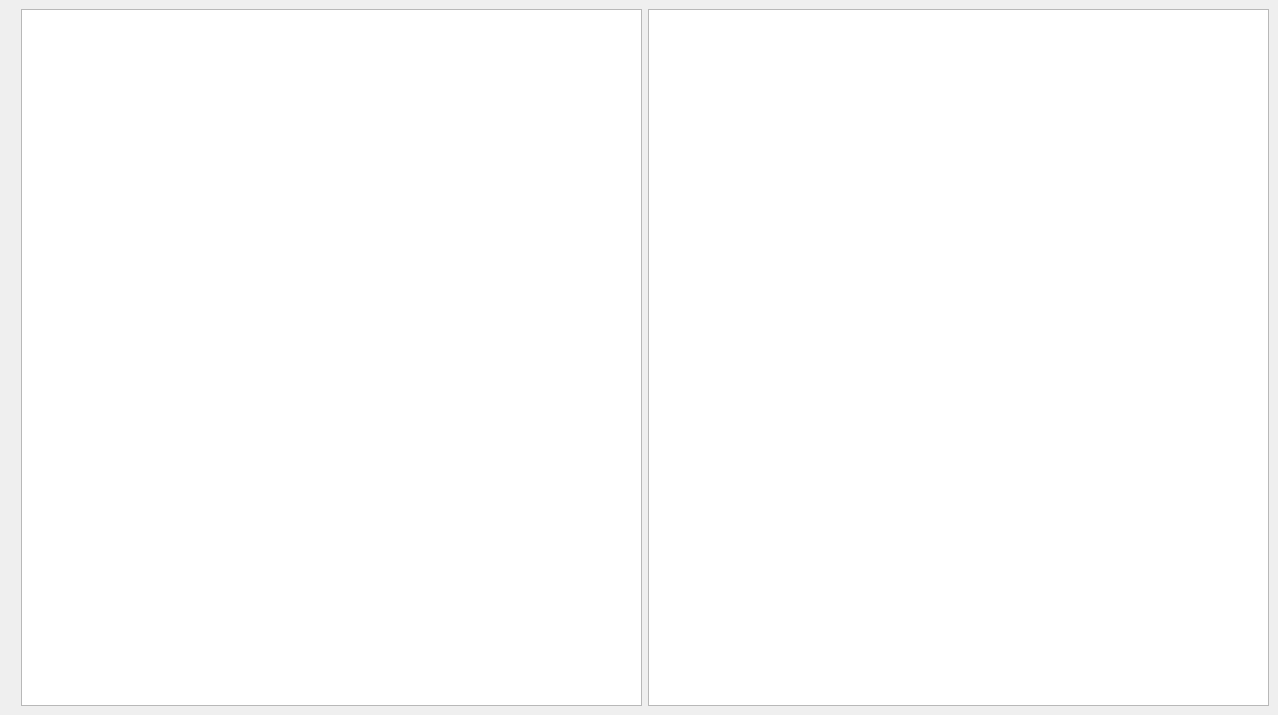
Igor-Plowens/Projekt-KCK-2026-Stary-Ob-z, file OknoProgramu.ui: the form before one commit.
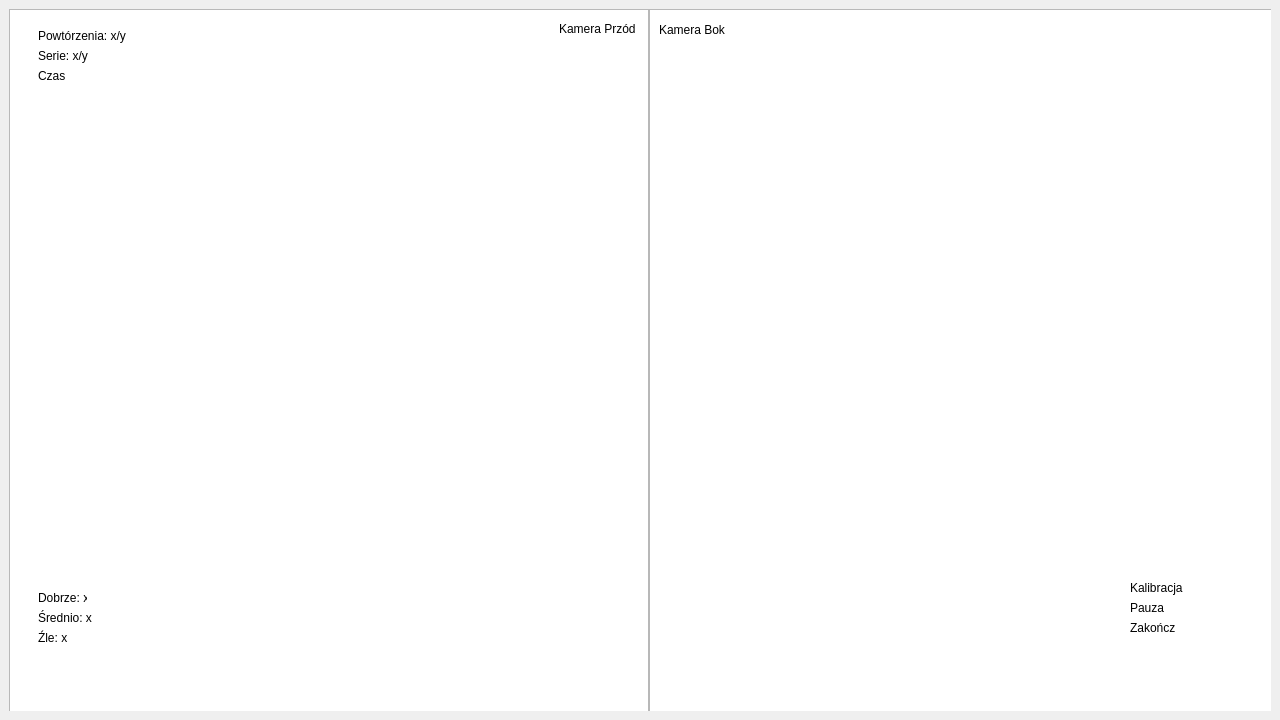
The form after the commit.

Commit message: ui ze statystykami

Diff of the .ui file:
```diff
--- a/OknoProgramu.ui
+++ b/OknoProgramu.ui
@@ -6,8 +6,8 @@
    <rect>
     <x>0</x>
     <y>0</y>
-    <width>1278</width>
-    <height>715</height>
+    <width>1280</width>
+    <height>720</height>
    </rect>
   </property>
   <property name="sizePolicy">
@@ -26,24 +26,76 @@
      <verstretch>0</verstretch>
     </sizepolicy>
    </property>
-   <layout class="QVBoxLayout" name="verticalLayout">
+   <layout class="QHBoxLayout" name="horizontalLayout">
     <item>
-     <layout class="QHBoxLayout" name="horizontalLayout">
-      <item>
-       <widget class="QWidget" name="overlay" native="true"/>
-      </item>
-      <item>
-       <widget class="QFrame" name="frameStatsTL">
-        <property name="enabled">
-         <bool>true</bool>
+     <widget class="QWidget" name="cameraWidget" native="true">
+      <property name="sizePolicy">
+       <sizepolicy hsizetype="Expanding" vsizetype="Expanding">
+        <horstretch>0</horstretch>
+        <verstretch>0</verstretch>
+       </sizepolicy>
+      </property>
+      <property name="maximumSize">
+       <size>
+        <width>1262</width>
+        <height>702</height>
+       </size>
+      </property>
+      <widget class="QGraphicsView" name="KameraLewa">
+       <property name="enabled">
+        <bool>true</bool>
+       </property>
+       <property name="geometry">
+        <rect>
+         <x>0</x>
+         <y>0</y>
+         <width>640</width>
+         <height>720</height>
+        </rect>
+       </property>
+      </widget>
+      <widget class="QGraphicsView" name="KameraPrawa">
+       <property name="geometry">
+        <rect>
+         <x>640</x>
+         <y>0</y>
+         <width>640</width>
+         <height>720</height>
+        </rect>
+       </property>
+      </widget>
+      <widget class="QWidget" name="overlay" native="true">
+       <property name="geometry">
+        <rect>
+         <x>10</x>
+         <y>0</y>
+         <width>1241</width>
+         <height>681</height>
+        </rect>
+       </property>
+       <property name="sizePolicy">
+        <sizepolicy hsizetype="Expanding" vsizetype="Expanding">
+         <horstretch>0</horstretch>
+         <verstretch>0</verstretch>
+        </sizepolicy>
+       </property>
+       <property name="maximumSize">
+        <size>
+         <width>1241</width>
+         <height>681</height>
+        </size>
+       </property>
+       <widget class="QFrame" name="frame_5">
+        <property name="geometry">
+         <rect>
+          <x>510</x>
+          <y>230</y>
+          <width>241</width>
+          <height>121</height>
+         </rect>
         </property>
         <property name="styleSheet">
-         <string notr="true">QFrame {
-    background-color: rgba(0, 0, 0, 120);
-    color: white;
-    border-radius: 10px;
-    padding: 8px;
-}</string>
+         <string notr="true">background-color: transparent;</string>
         </property>
         <property name="frameShape">
          <enum>QFrame::Shape::StyledPanel</enum>
@@ -52,14 +104,209 @@
          <enum>QFrame::Shadow::Raised</enum>
         </property>
        </widget>
-      </item>
-      <item>
-       <widget class="QGraphicsView" name="graphicsView"/>
-      </item>
-      <item>
-       <widget class="QGraphicsView" name="graphicsView_2"/>
-      </item>
-     </layout>
+       <widget class="QFrame" name="frame_34">
+        <property name="geometry">
+         <rect>
+          <x>9</x>
+          <y>571</y>
+          <width>121</width>
+          <height>101</height>
+         </rect>
+        </property>
+        <property name="styleSheet">
+         <string notr="true">background-color: transparent;</string>
+        </property>
+        <property name="frameShape">
+         <enum>QFrame::Shape::StyledPanel</enum>
+        </property>
+        <property name="frameShadow">
+         <enum>QFrame::Shadow::Raised</enum>
+        </property>
+        <widget class="QLabel" name="label">
+         <property name="geometry">
+          <rect>
+           <x>10</x>
+           <y>10</y>
+           <width>49</width>
+           <height>16</height>
+          </rect>
+         </property>
+         <property name="text">
+          <string>Dobrze: x</string>
+         </property>
+        </widget>
+        <widget class="QLabel" name="label_3">
+         <property name="geometry">
+          <rect>
+           <x>10</x>
+           <y>30</y>
+           <width>61</width>
+           <height>16</height>
+          </rect>
+         </property>
+         <property name="text">
+          <string>Średnio: x</string>
+         </property>
+        </widget>
+        <widget class="QLabel" name="label_4">
+         <property name="geometry">
+          <rect>
+           <x>10</x>
+           <y>50</y>
+           <width>49</width>
+           <height>16</height>
+          </rect>
+         </property>
+         <property name="text">
+          <string>Źle: x</string>
+         </property>
+        </widget>
+       </widget>
+       <widget class="QFrame" name="frame_2">
+        <property name="geometry">
+         <rect>
+          <x>1111</x>
+          <y>571</y>
+          <width>121</width>
+          <height>101</height>
+         </rect>
+        </property>
+        <property name="styleSheet">
+         <string notr="true">background-color: transparent;</string>
+        </property>
+        <property name="frameShape">
+         <enum>QFrame::Shape::StyledPanel</enum>
+        </property>
+        <property name="frameShadow">
+         <enum>QFrame::Shadow::Raised</enum>
+        </property>
+        <widget class="QLabel" name="label_5">
+         <property name="geometry">
+          <rect>
+           <x>0</x>
+           <y>40</y>
+           <width>49</width>
+           <height>16</height>
+          </rect>
+         </property>
+         <property name="text">
+          <string>Zakończ</string>
+         </property>
+        </widget>
+        <widget class="QLabel" name="label_6">
+         <property name="geometry">
+          <rect>
+           <x>0</x>
+           <y>20</y>
+           <width>61</width>
+           <height>16</height>
+          </rect>
+         </property>
+         <property name="text">
+          <string>Pauza</string>
+         </property>
+        </widget>
+        <widget class="QLabel" name="label_2">
+         <property name="geometry">
+          <rect>
+           <x>0</x>
+           <y>0</y>
+           <width>101</width>
+           <height>16</height>
+          </rect>
+         </property>
+         <property name="text">
+          <string>Kalibracja</string>
+         </property>
+        </widget>
+       </widget>
+       <widget class="QFrame" name="InformacjeOAktualnymCwiczeniu">
+        <property name="geometry">
+         <rect>
+          <x>9</x>
+          <y>9</y>
+          <width>121</width>
+          <height>111</height>
+         </rect>
+        </property>
+        <property name="styleSheet">
+         <string notr="true">background-color: transparent;
+border-radius: 10px;</string>
+        </property>
+        <property name="frameShape">
+         <enum>QFrame::Shape::StyledPanel</enum>
+        </property>
+        <property name="frameShadow">
+         <enum>QFrame::Shadow::Raised</enum>
+        </property>
+        <widget class="QLabel" name="Powtorzenia">
+         <property name="geometry">
+          <rect>
+           <x>10</x>
+           <y>10</y>
+           <width>101</width>
+           <height>16</height>
+          </rect>
+         </property>
+         <property name="text">
+          <string>Powtórzenia: x/y</string>
+         </property>
+        </widget>
+        <widget class="QLabel" name="Powtorzenia_2">
+         <property name="geometry">
+          <rect>
+           <x>10</x>
+           <y>30</y>
+           <width>101</width>
+           <height>16</height>
+          </rect>
+         </property>
+         <property name="text">
+          <string>Serie: x/y</string>
+         </property>
+        </widget>
+        <widget class="QLabel" name="Powtorzenia_3">
+         <property name="geometry">
+          <rect>
+           <x>10</x>
+           <y>50</y>
+           <width>101</width>
+           <height>16</height>
+          </rect>
+         </property>
+         <property name="text">
+          <string>Czas</string>
+         </property>
+        </widget>
+       </widget>
+       <widget class="QLabel" name="label_KameraPrzod">
+        <property name="geometry">
+         <rect>
+          <x>540</x>
+          <y>10</y>
+          <width>81</width>
+          <height>20</height>
+         </rect>
+        </property>
+        <property name="text">
+         <string>Kamera Przód</string>
+        </property>
+       </widget>
+       <widget class="QLabel" name="label_KameraBok">
+        <property name="geometry">
+         <rect>
+          <x>640</x>
+          <y>10</y>
+          <width>71</width>
+          <height>21</height>
+         </rect>
+        </property>
+        <property name="text">
+         <string>Kamera Bok</string>
+        </property>
+       </widget>
+      </widget>
+     </widget>
     </item>
    </layout>
   </widget>
```
The commit also changes 2 other files.
